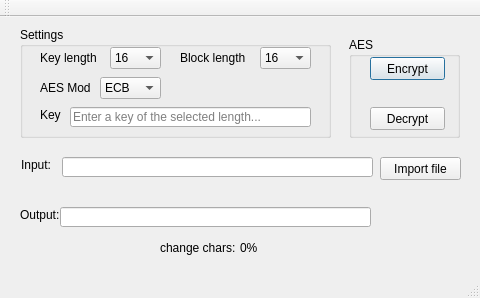
The window that mainwin.ui (FLHonker/QtAES) describes before a commit, drawn with Qt 5.
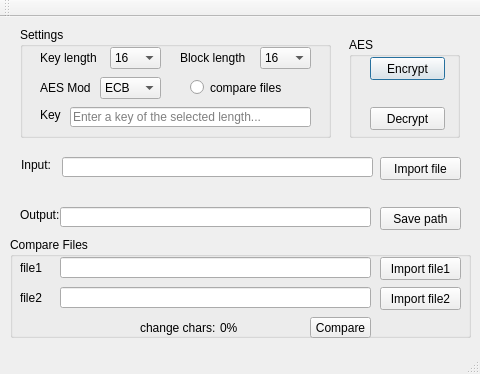
The same window after the commit. Icons and pictures are not drawn.

What changed in the file:
```diff
--- a/mainwin.ui
+++ b/mainwin.ui
@@ -7,7 +7,7 @@
     <x>0</x>
     <y>0</y>
     <width>480</width>
-    <height>298</height>
+    <height>374</height>
    </rect>
   </property>
   <property name="sizePolicy">
@@ -16,10 +16,16 @@
     <verstretch>0</verstretch>
    </sizepolicy>
   </property>
+  <property name="minimumSize">
+   <size>
+    <width>480</width>
+    <height>266</height>
+   </size>
+  </property>
   <property name="maximumSize">
    <size>
     <width>480</width>
-    <height>427</height>
+    <height>374</height>
    </size>
   </property>
   <property name="mouseTracking">
@@ -74,6 +80,19 @@
     <property name="title">
      <string>Settings</string>
     </property>
+    <widget class="QRadioButton" name="rBtn_compare">
+     <property name="geometry">
+      <rect>
+       <x>170</x>
+       <y>50</y>
+       <width>111</width>
+       <height>21</height>
+      </rect>
+     </property>
+     <property name="text">
+      <string>compare files</string>
+     </property>
+    </widget>
    </widget>
    <widget class="QComboBox" name="comboBox_mode">
     <property name="geometry">
@@ -287,11 +306,11 @@
      </property>
     </item>
    </widget>
-   <widget class="QLabel" name="label_2">
+   <widget class="QLabel" name="label_change">
     <property name="geometry">
      <rect>
-      <x>160</x>
-      <y>220</y>
+      <x>140</x>
+      <y>300</y>
       <width>81</width>
       <height>21</height>
      </rect>
@@ -303,9 +322,9 @@
    <widget class="QLabel" name="label_percentage">
     <property name="geometry">
      <rect>
-      <x>240</x>
-      <y>220</y>
-      <width>51</width>
+      <x>220</x>
+      <y>300</y>
+      <width>81</width>
       <height>21</height>
      </rect>
     </property>
@@ -335,6 +354,9 @@
       <height>20</height>
      </rect>
     </property>
+    <property name="readOnly">
+     <bool>true</bool>
+    </property>
    </widget>
    <widget class="QLineEdit" name="lineEdit_output">
     <property name="geometry">
@@ -349,6 +371,124 @@
      <bool>true</bool>
     </property>
    </widget>
+   <widget class="QPushButton" name="Btn_save">
+    <property name="geometry">
+     <rect>
+      <x>380</x>
+      <y>190</y>
+      <width>81</width>
+      <height>23</height>
+     </rect>
+    </property>
+    <property name="text">
+     <string>Save path</string>
+    </property>
+   </widget>
+   <widget class="QLabel" name="label_file1">
+    <property name="geometry">
+     <rect>
+      <x>20</x>
+      <y>240</y>
+      <width>31</width>
+      <height>21</height>
+     </rect>
+    </property>
+    <property name="text">
+     <string>file1</string>
+    </property>
+   </widget>
+   <widget class="QLabel" name="label_file2">
+    <property name="geometry">
+     <rect>
+      <x>20</x>
+      <y>270</y>
+      <width>31</width>
+      <height>21</height>
+     </rect>
+    </property>
+    <property name="text">
+     <string>file2</string>
+    </property>
+   </widget>
+   <widget class="QLineEdit" name="lineEdit_file1">
+    <property name="geometry">
+     <rect>
+      <x>60</x>
+      <y>240</y>
+      <width>311</width>
+      <height>21</height>
+     </rect>
+    </property>
+    <property name="readOnly">
+     <bool>true</bool>
+    </property>
+   </widget>
+   <widget class="QLineEdit" name="lineEdit_file2">
+    <property name="geometry">
+     <rect>
+      <x>60</x>
+      <y>270</y>
+      <width>311</width>
+      <height>21</height>
+     </rect>
+    </property>
+    <property name="readOnly">
+     <bool>true</bool>
+    </property>
+   </widget>
+   <widget class="QGroupBox" name="groupBox_compare">
+    <property name="geometry">
+     <rect>
+      <x>10</x>
+      <y>220</y>
+      <width>461</width>
+      <height>101</height>
+     </rect>
+    </property>
+    <property name="title">
+     <string>Compare Files</string>
+    </property>
+    <widget class="QPushButton" name="Btn_compare">
+     <property name="geometry">
+      <rect>
+       <x>300</x>
+       <y>80</y>
+       <width>61</width>
+       <height>21</height>
+      </rect>
+     </property>
+     <property name="text">
+      <string>Compare</string>
+     </property>
+    </widget>
+    <widget class="QPushButton" name="Btn_file1">
+     <property name="geometry">
+      <rect>
+       <x>370</x>
+       <y>20</y>
+       <width>81</width>
+       <height>23</height>
+      </rect>
+     </property>
+     <property name="text">
+      <string>Import file1</string>
+     </property>
+    </widget>
+    <widget class="QPushButton" name="Btn_file2">
+     <property name="geometry">
+      <rect>
+       <x>370</x>
+       <y>50</y>
+       <width>81</width>
+       <height>23</height>
+      </rect>
+     </property>
+     <property name="text">
+      <string>Import file2</string>
+     </property>
+    </widget>
+   </widget>
+   <zorder>groupBox_compare</zorder>
    <zorder>groupBox_settings</zorder>
    <zorder>groupBox</zorder>
    <zorder>label_keyLen</zorder>
@@ -363,11 +503,16 @@
    <zorder>label</zorder>
    <zorder>label_blockLen</zorder>
    <zorder>comboBox_blockLen</zorder>
-   <zorder>label_2</zorder>
+   <zorder>label_change</zorder>
    <zorder>label_percentage</zorder>
    <zorder>Btn_file</zorder>
    <zorder>lineEdit_input</zorder>
    <zorder>lineEdit_output</zorder>
+   <zorder>Btn_save</zorder>
+   <zorder>label_file1</zorder>
+   <zorder>label_file2</zorder>
+   <zorder>lineEdit_file1</zorder>
+   <zorder>lineEdit_file2</zorder>
   </widget>
   <widget class="QMenuBar" name="menuBar">
    <property name="geometry">
@@ -375,7 +520,7 @@
      <x>0</x>
      <y>0</y>
      <width>480</width>
-     <height>23</height>
+     <height>22</height>
     </rect>
    </property>
   </widget>
```
